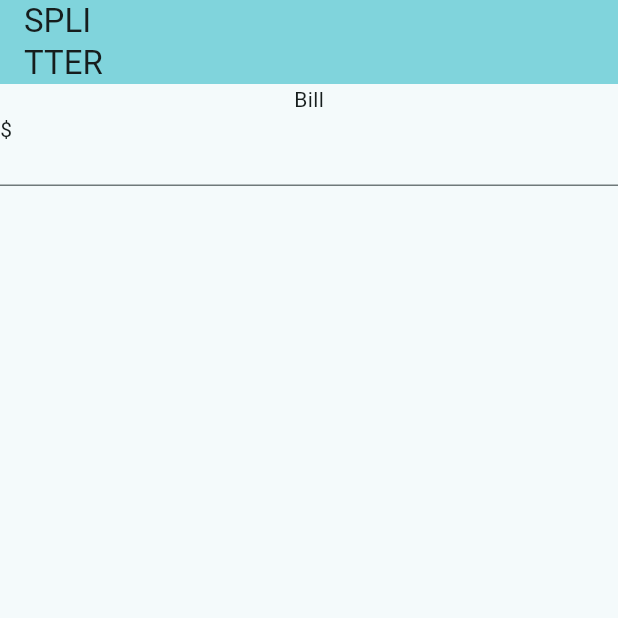
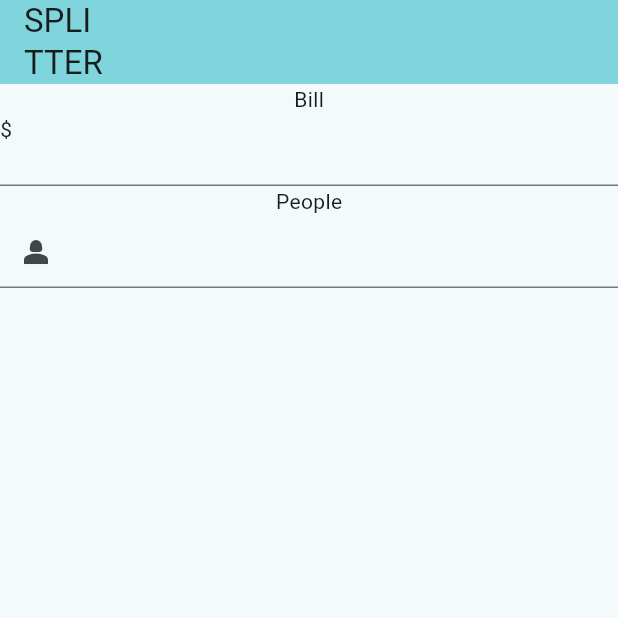
Before and after one commit to Yarden-Tal/Splitter, a Flutter app: the screen it shows after launch, on a phone screen of 412 x 824 dp, the top half of it. Run offline on Flutter 3.47's test engine with Material 2 defaults, Android fonts, the phone set to English and light mode, and no system bars.

Commit message:
added people input

```diff
--- a/lib/main.dart
+++ b/lib/main.dart
@@ -1,6 +1,7 @@
 import 'package:flutter/material.dart';
 import 'package:splitter/config/colors.dart';
 import 'package:splitter/widgets/bill_section.dart';
+import 'package:splitter/widgets/people_section.dart';
 
 void main() {
   runApp(const MyApp());
@@ -65,13 +66,13 @@ class _MyHomePageState extends State<MyHomePage> {
         backgroundColor: Theme.of(context).colorScheme.inversePrimary,
         title: Text(widget.title),
       ),
-      body: Center(
+      body: const Center(
         child: Column(
           mainAxisAlignment: MainAxisAlignment.start,
           children: <Widget>[
-            BillSection()
+            BillSection(),
             // Tip radio section
-            // People input sectiona
+            PeopleSection(),
             // Results section
           ],
         ),
--- a/lib/widgets/people_section.dart
+++ b/lib/widgets/people_section.dart
@@ -0,0 +1,30 @@
+import 'package:flutter/material.dart';
+import 'package:flutter/services.dart';
+
+class PeopleSection extends StatefulWidget {
+  const PeopleSection({super.key});
+
+  @override
+  State<PeopleSection> createState() => _PeopleSectionState();
+}
+
+class _PeopleSectionState extends State<PeopleSection> {
+  @override
+  Widget build(BuildContext context) {
+    return Column(
+      children: [
+        const Text('People'),
+        TextField(
+          textAlign: TextAlign.right,
+          inputFormatters: [
+            FilteringTextInputFormatter.allow(RegExp('[0-9]')),
+          ],
+          keyboardType: TextInputType.number,
+          decoration: const InputDecoration(
+            prefixIcon: Icon(Icons.person_2),
+          ),
+        ),
+      ],
+    );
+  }
+}
```
